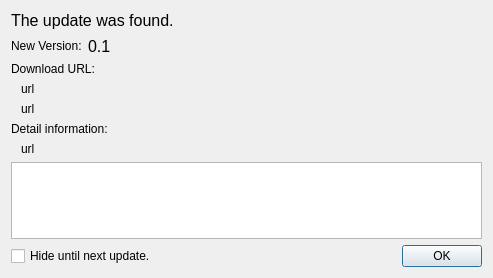
Old version of the form updateinfodialog.ui in the repository ioriayane/KanmusuMemory.
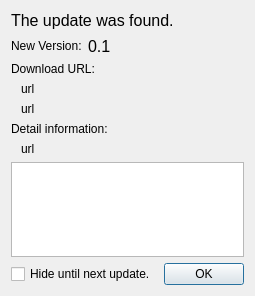
New version of the form. Icons and pictures are not drawn.

Commit message: update 'update dialog' layout

Patch:
```diff
--- a/updateinfodialog.ui
+++ b/updateinfodialog.ui
@@ -6,8 +6,8 @@
    <rect>
     <x>0</x>
     <y>0</y>
-    <width>493</width>
-    <height>278</height>
+    <width>255</width>
+    <height>296</height>
    </rect>
   </property>
   <property name="windowTitle">
@@ -79,7 +79,7 @@
       <string>url</string>
      </property>
      <property name="wordWrap">
-      <bool>true</bool>
+      <bool>false</bool>
      </property>
      <property name="indent">
       <number>10</number>
@@ -95,7 +95,7 @@
       <string>url</string>
      </property>
      <property name="wordWrap">
-      <bool>true</bool>
+      <bool>false</bool>
      </property>
      <property name="indent">
       <number>10</number>
```
The commit also changes 1 other file.
